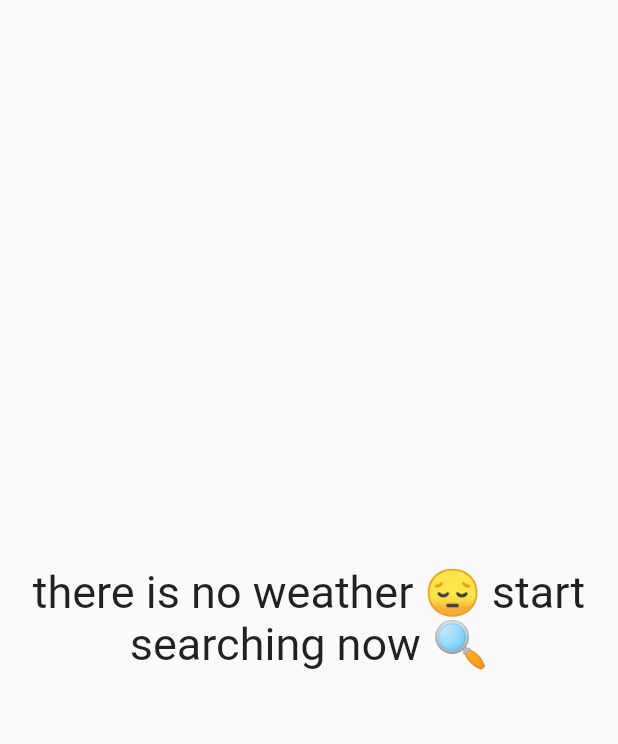
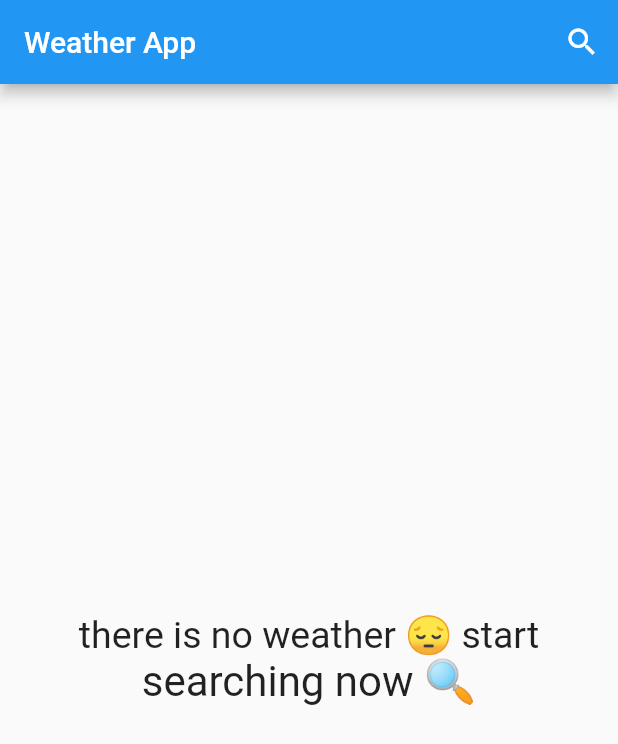
Before and after one commit to mahirAbdAlazimMokhtar/weather_app, a Flutter app: the HomeScreen screen opened directly, on a phone screen of 412 x 824 dp. Shown: the top 744 px of the screen. Run offline on Flutter 3.47's test engine with Material 2 defaults, Android fonts, the phone set to English and light mode, and no system bars.

Commit message:
finish home_screen Page add Services page

```diff
--- /dev/null
+++ b/lib/Pages/home_screen.dart
@@ -0,0 +1,47 @@
+import 'package:flutter/material.dart';
+import 'package:weather_app/Pages/search_page.dart';
+
+class HomeScreen extends StatelessWidget {
+  const HomeScreen({Key? key}) : super(key: key);
+
+  @override
+  Widget build(BuildContext context) {
+    return Scaffold(
+      appBar: AppBar(
+        centerTitle: false,
+        title: const Text('Weather App'),
+        actions: [
+          IconButton(
+            onPressed: () {
+              Navigator.push(
+                  context,
+                  MaterialPageRoute(
+                    builder: (context) =>  SearchPage(),
+                  ));
+            },
+            icon: Icon(Icons.search),
+          )
+        ],
+      ),
+      body: Center(
+        child: Column(
+          mainAxisSize: MainAxisSize.min,
+          children: const [
+            Text(
+              'there is no weather 😔 start',
+              style: TextStyle(
+                fontSize: 25,
+              ),
+            ),
+            Text(
+              'searching now 🔍',
+              style: TextStyle(
+                fontSize: 28,
+              ),
+            )
+          ],
+        ),
+      ),
+    );
+  }
+}
--- a/lib/Screen/home_screen.dart
+++ /dev/null
@@ -1,28 +0,0 @@
-import 'package:flutter/material.dart';
-
-class HomeScreen extends StatelessWidget {
-  const HomeScreen({Key? key}) : super(key: key);
-
-  @override
-  Widget build(BuildContext context) {
-    return Center(
-      child: Column(
-        mainAxisSize: MainAxisSize.min,
-        children: const [
-          Text(
-            'there is no weather 😔 start',
-            style: TextStyle(
-              fontSize: 30,
-            ),
-          ),
-          Text(
-            'searching now 🔍',
-            style: TextStyle(
-              fontSize: 30,
-            ),
-          )
-        ],
-      ),
-    );
-  }
-}
```
Also changed, not shown: lib/Pages/search_page.dart (added, +33 -0 lines), lib/main.dart (+12 -105 lines), 1 other file.
